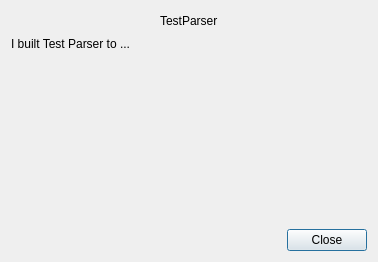
matcatc/Test_Parser, file src/TestParser/View/About.ui: the form before one commit.
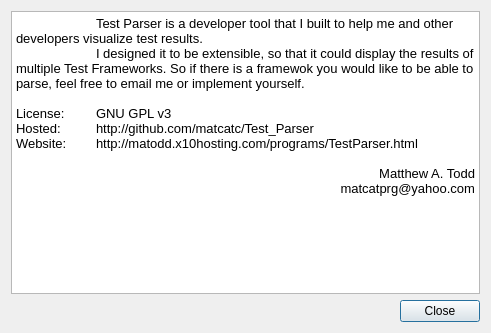
The form after the commit.

```diff
--- a/src/TestParser/View/About.ui
+++ b/src/TestParser/View/About.ui
@@ -6,8 +6,8 @@
    <rect>
     <x>0</x>
     <y>0</y>
-    <width>378</width>
-    <height>262</height>
+    <width>491</width>
+    <height>333</height>
    </rect>
   </property>
   <property name="windowTitle">
@@ -15,62 +15,24 @@
   </property>
   <layout class="QVBoxLayout" name="verticalLayout">
    <item>
-    <layout class="QHBoxLayout" name="horizontalLayout">
-     <item>
-      <spacer name="horizontalSpacer">
-       <property name="orientation">
-        <enum>Qt::Horizontal</enum>
-       </property>
-       <property name="sizeHint" stdset="0">
-        <size>
-         <width>40</width>
-         <height>20</height>
-        </size>
-       </property>
-      </spacer>
-     </item>
-     <item>
-      <widget class="QLabel" name="label">
-       <property name="text">
-        <string>TestParser</string>
-       </property>
-      </widget>
-     </item>
-     <item>
-      <spacer name="horizontalSpacer_2">
-       <property name="orientation">
-        <enum>Qt::Horizontal</enum>
-       </property>
-       <property name="sizeHint" stdset="0">
-        <size>
-         <width>40</width>
-         <height>20</height>
-        </size>
-       </property>
-      </spacer>
-     </item>
-    </layout>
-   </item>
-   <item>
-    <widget class="QLabel" name="label_2">
-     <property name="text">
-      <string>I built Test Parser to ...</string>
+    <widget class="QTextBrowser" name="textBrowser">
+     <property name="html">
+      <string>&lt;!DOCTYPE HTML PUBLIC &quot;-//W3C//DTD HTML 4.0//EN&quot; &quot;http://www.w3.org/TR/REC-html40/strict.dtd&quot;&gt;
+&lt;html&gt;&lt;head&gt;&lt;meta name=&quot;qrichtext&quot; content=&quot;1&quot; /&gt;&lt;style type=&quot;text/css&quot;&gt;
+p, li { white-space: pre-wrap; }
+&lt;/style&gt;&lt;/head&gt;&lt;body style=&quot; font-family:'Sans'; font-size:10pt; font-weight:400; font-style:normal;&quot;&gt;
+&lt;p style=&quot; margin-top:0px; margin-bottom:0px; margin-left:0px; margin-right:0px; -qt-block-indent:0; text-indent:0px;&quot;&gt;	Test Parser is a developer tool that I built to help me and other developers visualize test results.&lt;/p&gt;
+&lt;p style=&quot; margin-top:0px; margin-bottom:0px; margin-left:0px; margin-right:0px; -qt-block-indent:0; text-indent:0px;&quot;&gt;	I designed it to be extensible, so that it could display the results of multiple Test Frameworks. So if there is a framewok you would like to be able to parse, feel free to email me or implement yourself.&lt;/p&gt;
+&lt;p style=&quot;-qt-paragraph-type:empty; margin-top:0px; margin-bottom:0px; margin-left:0px; margin-right:0px; -qt-block-indent:0; text-indent:0px;&quot;&gt;&lt;/p&gt;
+&lt;p style=&quot; margin-top:0px; margin-bottom:0px; margin-left:0px; margin-right:0px; -qt-block-indent:0; text-indent:0px;&quot;&gt;License:	GNU GPL v3&lt;/p&gt;
+&lt;p style=&quot; margin-top:0px; margin-bottom:0px; margin-left:0px; margin-right:0px; -qt-block-indent:0; text-indent:0px;&quot;&gt;Hosted: 	http://github.com/matcatc/Test_Parser&lt;/p&gt;
+&lt;p style=&quot; margin-top:0px; margin-bottom:0px; margin-left:0px; margin-right:0px; -qt-block-indent:0; text-indent:0px;&quot;&gt;Website: 	http://matodd.x10hosting.com/programs/TestParser.html&lt;/p&gt;
+&lt;p style=&quot;-qt-paragraph-type:empty; margin-top:0px; margin-bottom:0px; margin-left:0px; margin-right:0px; -qt-block-indent:0; text-indent:0px;&quot;&gt;&lt;/p&gt;
+&lt;p align=&quot;right&quot; style=&quot; margin-top:0px; margin-bottom:0px; margin-left:0px; margin-right:0px; -qt-block-indent:0; text-indent:0px;&quot;&gt;Matthew A. Todd&lt;/p&gt;
+&lt;p align=&quot;right&quot; style=&quot; margin-top:0px; margin-bottom:0px; margin-left:0px; margin-right:0px; -qt-block-indent:0; text-indent:0px;&quot;&gt;matcatprg@yahoo.com&lt;/p&gt;&lt;/body&gt;&lt;/html&gt;</string>
      </property>
     </widget>
    </item>
-   <item>
-    <spacer name="verticalSpacer">
-     <property name="orientation">
-      <enum>Qt::Vertical</enum>
-     </property>
-     <property name="sizeHint" stdset="0">
-      <size>
-       <width>20</width>
-       <height>40</height>
-      </size>
-     </property>
-    </spacer>
-   </item>
    <item>
     <widget class="QDialogButtonBox" name="buttonBox">
      <property name="orientation">
```
Left out of the diff: 8 changed lines with no effect on the pictures.
